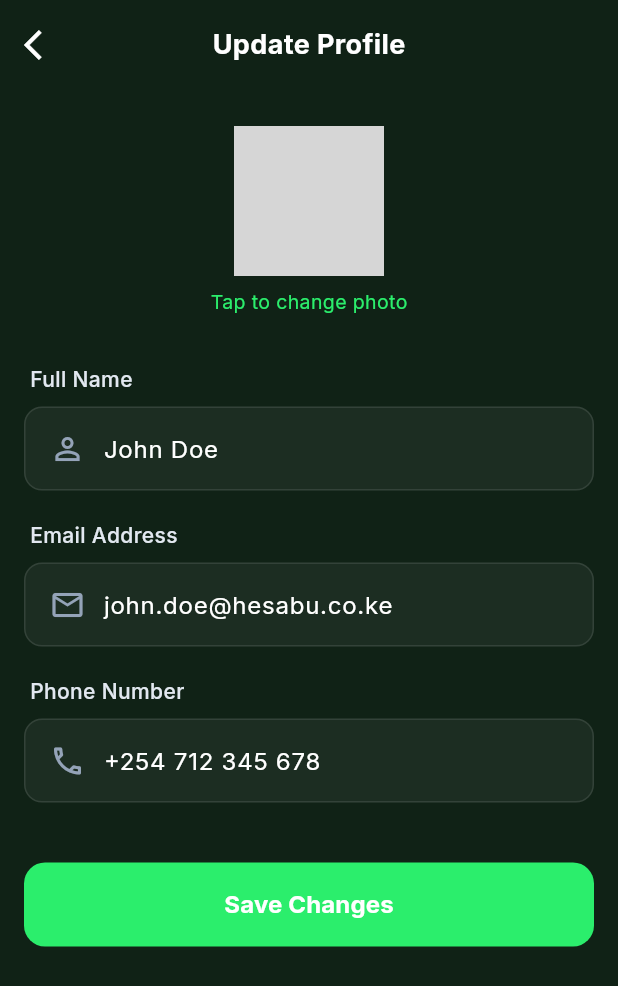
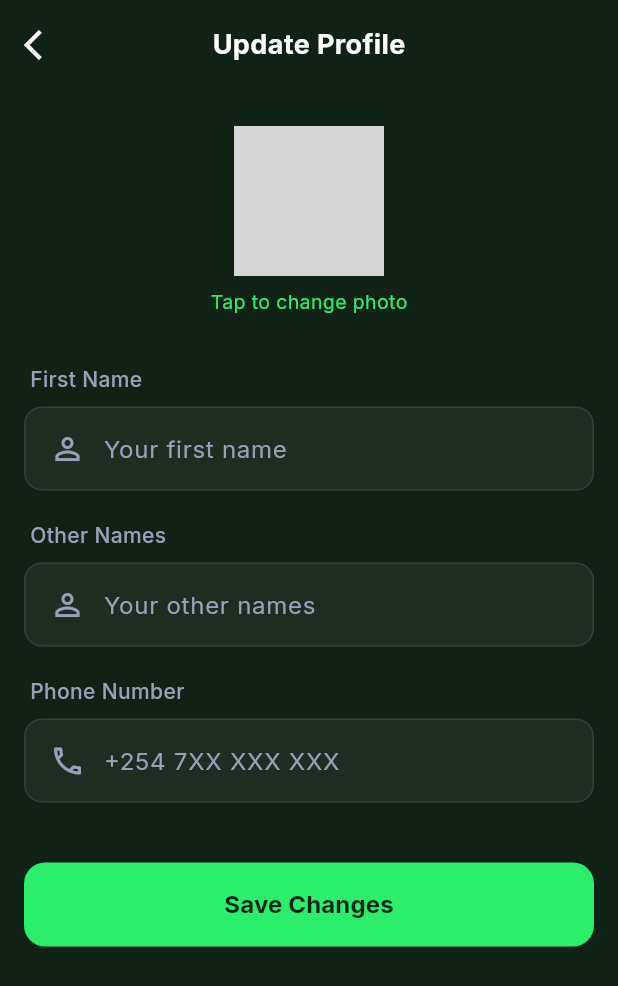
Before and after one commit to gidyon/hesabu_app, a Flutter app: the SettingsProfileScreen screen opened by its route, after a tap on the "edit square" icon, on a phone screen of 412 x 824 dp. Shown: the top 986 px of the screen. Run offline on Flutter 3.47's test engine with Material 3 defaults, Android fonts, the phone set to English and light mode, and no system bars; our stand-ins replace dio, go_router, google_fonts, shared_preferences; accounts and stored records are empty; network calls fail; grey boxes are pictures that could not be loaded.

```diff
--- a/lib/features/settings/data/settings_repository_impl.dart
+++ b/lib/features/settings/data/settings_repository_impl.dart
@@ -20,15 +20,20 @@ class SettingsRepositoryImpl implements SettingsRepository {
 
         return UserProfile(
           name: name.isNotEmpty ? name : 'User',
-          membershipType:
-              'Standard Member', // Default as it's not in the response
-          activeGroupName: 'My Groups', // Default or fetch logic
+          firstName: model.firstName ?? '',
+          otherNames: model.otherNames ?? '',
+          msisdn: model.msisdn ?? '',
+          membershipType: 'Standard Member',
+          activeGroupName: 'My Groups',
           avatarUrl:
               'https://ui-avatars.com/api/?name=${Uri.encodeComponent(name)}&background=random',
         );
       }
       return UserProfile(
         name: 'Guest User',
+        firstName: '',
+        otherNames: '',
+        msisdn: '',
         membershipType: 'None',
         activeGroupName: 'No Active Group',
         avatarUrl: '',
@@ -36,10 +41,32 @@ class SettingsRepositoryImpl implements SettingsRepository {
     } catch (e) {
       return UserProfile(
         name: 'Guest User',
+        firstName: '',
+        otherNames: '',
+        msisdn: '',
         membershipType: 'None',
         activeGroupName: 'No Active Group',
         avatarUrl: '',
       );
     }
   }
+
+  @override
+  Future<bool> updateProfile(Map<String, dynamic> profileData) async {
+    try {
+      final userJson = await localDataSource.getUser();
+      if (userJson != null) {
+        final updatedUser = Map<String, dynamic>.from(userJson);
+        updatedUser['first_name'] = profileData['first_name'];
+        updatedUser['other_names'] = profileData['other_names'];
+        updatedUser['msisdn'] = profileData['msisdn'];
+
+        await localDataSource.saveUser(updatedUser);
+        return true;
+      }
+      return false;
+    } catch (e) {
+      rethrow;
+    }
+  }
 }
--- a/lib/features/settings/domain/settings_repository.dart
+++ b/lib/features/settings/domain/settings_repository.dart
@@ -3,15 +3,22 @@ class UserProfile {
   final String membershipType;
   final String activeGroupName;
   final String avatarUrl;
+  final String firstName;
+  final String otherNames;
+  final String msisdn;
 
   UserProfile({
     required this.name,
     required this.membershipType,
     required this.activeGroupName,
     required this.avatarUrl,
+    required this.firstName,
+    required this.otherNames,
+    required this.msisdn,
   });
 }
 
 abstract class SettingsRepository {
   Future<UserProfile> getUserProfile();
+  Future<bool> updateProfile(Map<String, dynamic> profileData);
 }
--- a/lib/features/settings/presentation/screens/settings_profile_screen.dart
+++ b/lib/features/settings/presentation/screens/settings_profile_screen.dart
@@ -76,7 +76,10 @@ class _SettingsProfileScreenState extends State<SettingsProfileScreen> {
                     ),
                   ),
                   GestureDetector(
-                    onTap: () => context.push('/settings/profile'),
+                    onTap: () async {
+                      final result = await context.push('/settings/profile');
+                      if (result == true) _loadProfile();
+                    },
                     child: Container(
                       width: 40,
                       height: 40,
@@ -227,8 +230,10 @@ class _SettingsProfileScreenState extends State<SettingsProfileScreen> {
                                       icon: Icons.person,
                                       iconColor: accent,
                                       title: 'Update Profile',
-                                      onTap: () =>
-                                          context.push('/settings/profile'),
+                                      onTap: () async {
+                                        final result = await context.push('/settings/profile');
+                                        if (result == true) _loadProfile();
+                                      },
                                       showDivider: true,
                                     ),
                                     _buildListItem(
--- a/lib/features/settings/presentation/screens/settings_update_profile_screen.dart
+++ b/lib/features/settings/presentation/screens/settings_update_profile_screen.dart
@@ -2,7 +2,9 @@ import 'package:flutter/material.dart';
 import 'package:hesabu_app/core/constants/app_colors.dart';
 import 'package:hesabu_app/core/theme/theme_controller.dart';
 import 'package:hesabu_app/core/theme/inherited_theme_controller.dart';
+import 'package:hesabu_app/features/settings/domain/settings_repository.dart';
 import 'package:go_router/go_router.dart';
+import 'package:provider/provider.dart';
 
 class SettingsUpdateProfileScreen extends StatefulWidget {
   const SettingsUpdateProfileScreen({super.key});
@@ -14,27 +16,70 @@ class SettingsUpdateProfileScreen extends StatefulWidget {
 
 class _SettingsUpdateProfileScreenState
     extends State<SettingsUpdateProfileScreen> {
-  final _nameController = TextEditingController(text: 'John Doe');
-  final _emailController = TextEditingController(text: 'john.doe@hesabu.co.ke');
-  final _phoneController = TextEditingController(text: '+254 712 345 678');
+  final _firstNameController = TextEditingController();
+  final _otherNamesController = TextEditingController();
+  final _phoneController = TextEditingController();
+  bool _isLoading = true;
   bool _isSaving = false;
+  UserProfile? _profile;
+
+  @override
+  void initState() {
+    super.initState();
+    _loadProfile();
+  }
+
+  Future<void> _loadProfile() async {
+    final settingsRepository = context.read<SettingsRepository>();
+    final profile = await settingsRepository.getUserProfile();
+    if (mounted) {
+      setState(() {
+        _profile = profile;
+        _firstNameController.text = profile.firstName;
+        _otherNamesController.text = profile.otherNames;
+        _phoneController.text = profile.msisdn;
+        _isLoading = false;
+      });
+    }
+  }
 
   @override
   void dispose() {
-    _nameController.dispose();
-    _emailController.dispose();
+    _firstNameController.dispose();
+    _otherNamesController.dispose();
     _phoneController.dispose();
     super.dispose();
   }
 
   void _save() async {
     setState(() => _isSaving = true);
-    await Future.delayed(const Duration(seconds: 1));
+    try {
+      final success = await context.read<SettingsRepository>().updateProfile({
+        'first_name': _firstNameController.text,
+        'other_names': _otherNamesController.text,
+        'msisdn': _phoneController.text,
+      });
+
+      if (success && mounted) {
+        ScaffoldMessenger.of(context).showSnackBar(
+          const SnackBar(
+            content: Text('Profile updated successfully!'),
+            backgroundColor: Color(0xFF2ecc71),
+          ),
+        );
+        context.pop(true);
+      }
+    } catch (e) {
       if (mounted) {
-      setState(() => _isSaving = false);
         ScaffoldMessenger.of(context).showSnackBar(
-        const SnackBar(content: Text('Profile updated successfully')),
+          SnackBar(
+            content: Text(e.toString().replaceAll('ApiException: ', '')),
+            backgroundColor: Colors.redAccent,
+          ),
         );
+      }
+    } finally {
+      if (mounted) setState(() => _isSaving = false);
     }
   }
 
@@ -96,7 +141,9 @@ class _SettingsUpdateProfileScreenState
             padding: EdgeInsets.only(
               top: MediaQuery.of(context).padding.top + 60,
             ),
-            child: SingleChildScrollView(
+            child: _isLoading
+                ? const Center(child: CircularProgressIndicator())
+                : SingleChildScrollView(
                     physics: const ClampingScrollPhysics(),
                     padding: const EdgeInsets.fromLTRB(16, 24, 16, 100),
                     child: Column(
@@ -115,8 +162,9 @@ class _SettingsUpdateProfileScreenState
                                     color: accent.withOpacity(0.3),
                                     width: 4,
                                   ),
-                            image: const DecorationImage(
+                                  image: DecorationImage(
                                     image: NetworkImage(
+                                      _profile?.avatarUrl ??
                                           'https://i.pravatar.cc/200?img=12',
                                     ),
                                     fit: BoxFit.cover,
@@ -158,30 +206,29 @@ class _SettingsUpdateProfileScreenState
 
                         const SizedBox(height: 32),
 
-                  _label('Full Name'),
+                        _label('First Name', isDark),
                         _field(
                           context,
-                    _nameController,
+                          _firstNameController,
                           Icons.person_outline,
-                    'Your full name',
+                          'Your first name',
                           cardBg,
                           cardBorder,
                         ),
                         const SizedBox(height: 20),
 
-                  _label('Email Address'),
+                        _label('Other Names', isDark),
                         _field(
                           context,
-                    _emailController,
-                    Icons.mail_outline,
-                    'your@email.com',
+                          _otherNamesController,
+                          Icons.person_outline,
+                          'Your other names',
                           cardBg,
                           cardBorder,
-                    keyboardType: TextInputType.emailAddress,
                         ),
                         const SizedBox(height: 20),
 
-                  _label('Phone Number'),
+                        _label('Phone Number', isDark),
                         _field(
                           context,
                           _phoneController,
@@ -189,7 +236,7 @@ class _SettingsUpdateProfileScreenState
                           '+254 7XX XXX XXX',
                           cardBg,
                           cardBorder,
-                    keyboardType: TextInputType.phone,
+                          enabled: false,
                         ),
                         const SizedBox(height: 40),
 
@@ -200,7 +247,9 @@ class _SettingsUpdateProfileScreenState
                             onPressed: _isSaving ? null : _save,
                             style: ElevatedButton.styleFrom(
                               backgroundColor: accent,
-                        foregroundColor: Colors.white,
+                              foregroundColor: isDark
+                                  ? AppColors.backgroundDark
+                                  : Colors.white,
                               shape: RoundedRectangleBorder(
                                 borderRadius: BorderRadius.circular(14),
                               ),
@@ -233,12 +282,12 @@ class _SettingsUpdateProfileScreenState
     );
   }
 
-  Widget _label(String text) => Padding(
+  Widget _label(String text, bool isDark) => Padding(
     padding: const EdgeInsets.only(left: 4, bottom: 8),
     child: Text(
       text,
-      style: const TextStyle(
-        color: AppColors.slate200,
+      style: TextStyle(
+        color: isDark ? AppColors.slate400 : AppColors.slate500,
         fontSize: 14,
         fontWeight: FontWeight.w500,
       ),
@@ -253,6 +302,7 @@ class _SettingsUpdateProfileScreenState
     Color bg,
     Color border, {
     TextInputType keyboardType = TextInputType.text,
+    bool enabled = true,
   }) {
     return Container(
       height: 56,
@@ -270,8 +320,11 @@ class _SettingsUpdateProfileScreenState
             child: TextField(
               controller: controller,
               keyboardType: keyboardType,
+              enabled: enabled,
               style: TextStyle(
-                color: Theme.of(context).textTheme.bodyLarge?.color,
+                color: enabled
+                    ? Theme.of(context).textTheme.bodyLarge?.color
+                    : AppColors.slate400,
               ),
               decoration: InputDecoration(
                 hintText: hint,
```
Lines whose indentation alone changed are shown as unchanged.
